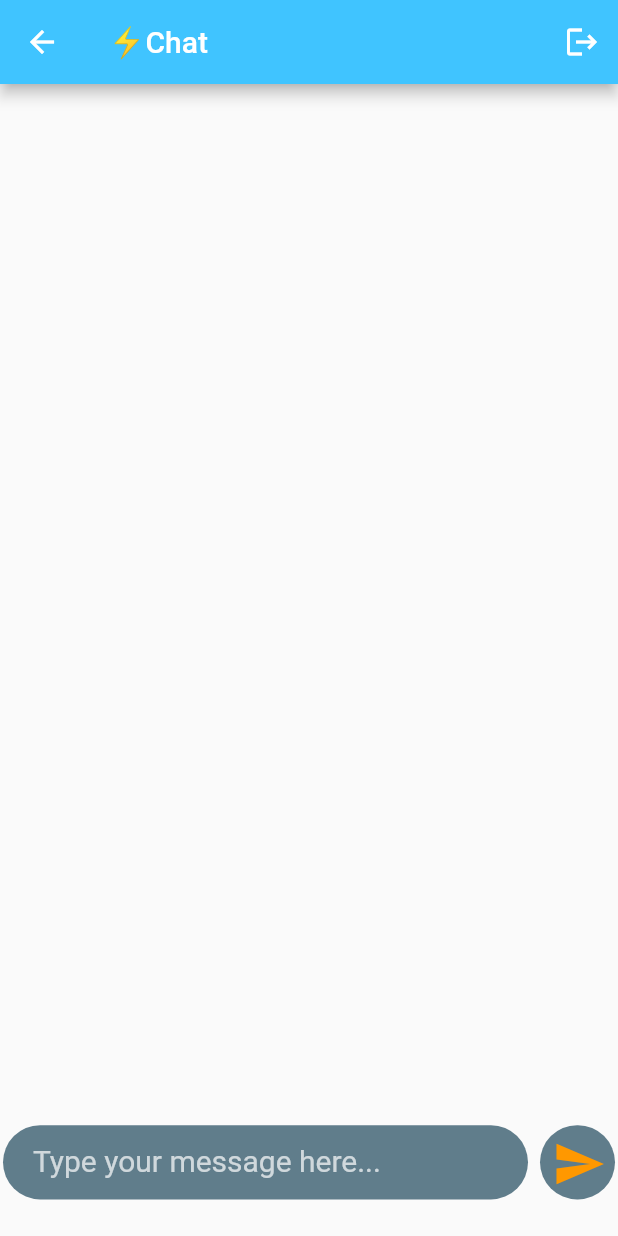
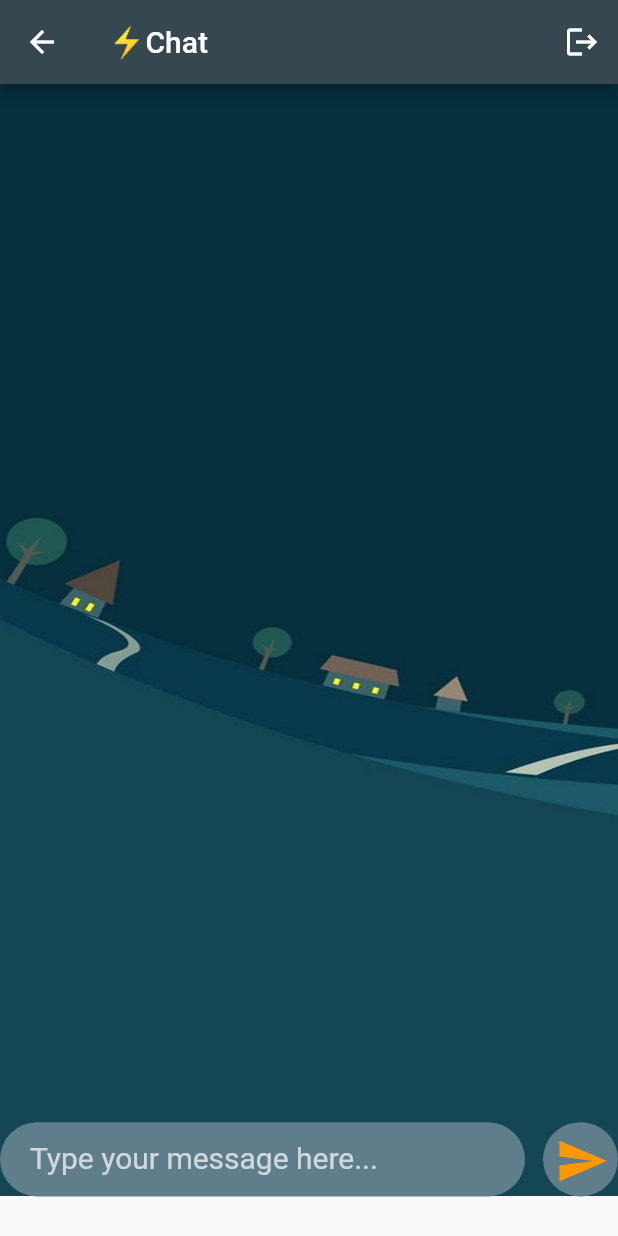
Before and after one commit to nacpa/VimChat, a Flutter app: the ChatScreen screen opened by its route, on a phone screen of 412 x 824 dp. Run offline on Flutter 3.47's test engine with Material 2 defaults, Android fonts, the light colour scheme and no system bars; our stand-ins replace animated_text_kit, cloud_firestore, firebase_auth, firebase_core, get, lottie; accounts and stored records are empty.

Commit message:
update 3.0.8

```diff
--- a/lib/Screens/chat_screen.dart
+++ b/lib/Screens/chat_screen.dart
@@ -53,7 +53,8 @@ class _ChatScreenState extends State<ChatScreen> {
   Widget build(BuildContext context) {
     Size size = MediaQuery.of(context).size;
     return Scaffold(
-      appBar: AppBar(
+      appBar:
+      AppBar(
         leading: null,
         actions: <Widget>[
           IconButton(
@@ -69,12 +70,10 @@ class _ChatScreenState extends State<ChatScreen> {
                 Navigator.pop(context);
               }),
         ],
-        title: const Text('⚡️Chat'),
-        backgroundColor: Colors.lightBlueAccent,
+        title:  Text('⚡️Chat'),
+        backgroundColor: Colors.blueGrey.shade800,
       ),
       body: SafeArea(
-        child: Padding(
-          padding: EdgeInsets.all(2.0),
         child: SingleChildScrollView(
           child: Column(
             mainAxisAlignment: MainAxisAlignment.spaceBetween,
@@ -84,10 +83,10 @@ class _ChatScreenState extends State<ChatScreen> {
                 height: size.height * 0.84,
                 child: streamBuilder(),
               ),
-                Container(
+              Container(decoration: BoxDecoration( color: Colors.grey.shade50,image: DecorationImage(image: AssetImage('assets/images/chatBottomWallpaper.jpg'),fit: BoxFit.fill)),
                 height: size.height * 0.06,
                 width: double.maxFinite,
-                  color: Colors.grey.shade50,
+
                 child: Row(
                   mainAxisAlignment: MainAxisAlignment.spaceBetween,
                   children: [
@@ -97,7 +96,7 @@ class _ChatScreenState extends State<ChatScreen> {
                           borderRadius: BorderRadius.circular(50)),
                       height: 50,
                       width: 350,
-                        child: TextField(
+                      child: TextField(style: TextStyle(color: Colors.white,fontSize: 20  ),
                         controller: _controller,
                         onChanged: (value) {
                           TextMessag = value==null ?"": value;
@@ -105,6 +104,7 @@ class _ChatScreenState extends State<ChatScreen> {
                         },
                         decoration: kMessageTextFieldDecoration,
                         cursorColor: Colors.orange,
+
                       ),
                     ),
                     GestureDetector(
@@ -136,9 +136,8 @@ class _ChatScreenState extends State<ChatScreen> {
                     ),
                   ],
                 ),
-                )
+              ),
             ],
-            ),
           ),
         ),
       ),
--- a/lib/Streams/ChatStream.dart
+++ b/lib/Streams/ChatStream.dart
@@ -22,6 +22,7 @@ class streamBuilder extends StatelessWidget {
         for (var message in Messages) {
           final TextMessage = message.data()['Text'];
           final TextUser = message.data()['User'];
+          final Texttime = message.data()['timestamp'];
           final currentuser = loggedInUser.displayName;
           if (currentuser == TextUser) {
             print("yes");
@@ -29,15 +30,17 @@ class streamBuilder extends StatelessWidget {
           final MessageWeiget = BubbleText(
             TextMessage: TextMessage,
             TextUser: TextUser,
-            itsMe: currentuser==TextUser ,
+            itsMe: currentuser==TextUser,
+
+            TextTime:Texttime==null? Timestamp.now() :Texttime,
 
 
           );
           MessagesWeigets.add(MessageWeiget);
         }
-        return  Container(
+        return  Container(decoration: BoxDecoration(image:DecorationImage(image: AssetImage("assets/images/chatBackground.jpg"),fit: BoxFit.fill)),
           child: Padding(
-            padding:  EdgeInsets.all(2.0),
+            padding:  EdgeInsets.all(0),
             child: ListView(
               reverse: true,
               children: MessagesWeigets,
--- a/lib/consts/constants.dart
+++ b/lib/consts/constants.dart
@@ -9,8 +9,10 @@ const kSendButtonTextStyle = TextStyle(
 
 const kMessageTextFieldDecoration = (InputDecoration(
   contentPadding: EdgeInsets.symmetric(vertical: 10.0, horizontal: 20.0),
-  hintText: 'Type your message here...',hintStyle: TextStyle(color: Colors.white70,fontSize: 20),
+  hintText: 'Type your message here...',
+  hintStyle: TextStyle(color: Colors.white70, fontSize: 20),
   border: InputBorder.none,
+
 ));
 
 const kMessageContainerDecoration = BoxDecoration(
```
Also changed, not shown: lib/consts/BubbleText.dart (+14 -4 lines), assets/images/chatBackground.jpg (added), assets/images/chatBottomWallpaper.jpg (added). Lines whose indentation alone changed are shown as unchanged.
